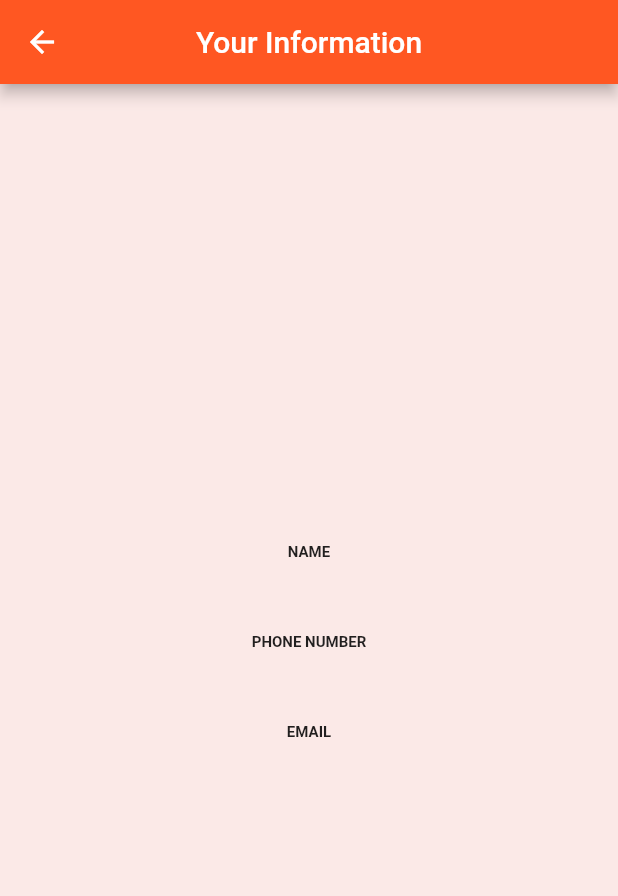
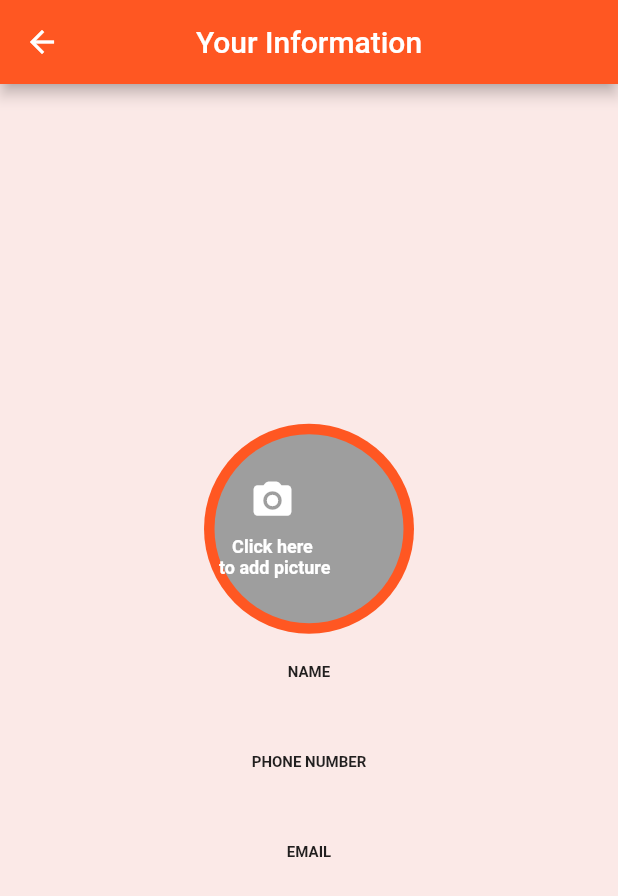
Before and after one commit to jnicdr/HNGi8--assignment, a Flutter app: the informationpage screen opened directly with empty values, on a phone screen of 412 x 824 dp. Shown: the top 896 px of the screen. Run offline on Flutter 3.47's test engine with Material 2 defaults, Android fonts, the phone set to English and light mode, and no system bars; our stand-ins replace image_cropper, image_picker, intl_phone_field.

Commit message:
first commit

```diff
--- a/lib/informationpage.dart
+++ b/lib/informationpage.dart
@@ -1,51 +1,151 @@
+import 'dart:io';
+
 import 'package:flutter/material.dart';
+import 'package:image_picker/image_picker.dart';
 
-class informationpage extends StatelessWidget {
-
+class informationpage extends StatefulWidget {
   String name, phonenumber, email;
 
-  informationpage({required this.name, required this.phonenumber, required this.email});
 
+  informationpage({
+    required this.name,
+    required this.phonenumber,
+    required this.email,
+  });
+
+  @override
+  State<informationpage> createState() => _informationpageState();
+}
+
+class _informationpageState extends State<informationpage> {
+  String imagePath = "";
+
+  final picker = ImagePicker();
 
   @override
   Widget build(BuildContext context) {
-    return Scaffold( backgroundColor: Colors.deepOrange[50],
-      appBar: AppBar( backgroundColor: Colors.deepOrange,
+    return Scaffold(
+      backgroundColor: Colors.deepOrange[50],
+      appBar: AppBar(
+        backgroundColor: Colors.deepOrange,
         title: const Text('Your Information'),
         centerTitle: true,
       ),
       body: Center(
-      child: Column( mainAxisAlignment: MainAxisAlignment.center,
+        child: Column(
+          mainAxisAlignment: MainAxisAlignment.center,
           children: [
-          Text('NAME', style: TextStyle(fontSize: 10, fontWeight: FontWeight.bold),),
-          Text('$name', style: TextStyle(fontSize: 20, fontWeight: FontWeight.bold),),
-          SizedBox(height: 10,),
+            Stack(
+              children: [
+                Stack(
+                  children: [
+                    CircleAvatar(
+                      radius: 70,
+                      backgroundColor: Colors.deepOrange,
+                      child: CircleAvatar(
+                          radius: 63,
+                          backgroundColor: Colors.grey,
+
+                          child: Stack(
+
+                            children: [
                               Padding(
-            padding: const EdgeInsets.only(top: 15),
+                                padding: const EdgeInsets.only(top: 20),
                                 child: Column(
                                   children: [
-                Text('PHONE NUMBER',style: TextStyle(fontSize: 10, fontWeight: FontWeight.bold),),
-                Text('$phonenumber',style: TextStyle(fontSize: 20, fontWeight: FontWeight.bold),),
-              ],
+                                    Ink(
+                                      decoration: ShapeDecoration(
+                                          shape: CircleBorder(),
+                                          color: Colors.deepOrange),
+                                      child: IconButton(
+                                          onPressed: () async {
+                                            final pickedFile = await picker.pickImage(source: ImageSource.gallery);
+                                            if (pickedFile != null){
+                                              setState((){
+                                                imagePath = pickedFile.path;
+                                              });
+                                            }
+                                          },
+                                          icon: Icon(Icons.camera_alt_rounded, size: 30,
+                                              color: Colors.white)),
                                     ),
 
-          ),
 
-          SizedBox(height: 10,),
-          Padding(
-            padding: const EdgeInsets.only(top: 15),
-            child: Column(
-              children: [
-                Text('EMAIL',style: TextStyle(fontSize: 10, fontWeight: FontWeight.bold),),
-                Text('$email',style: TextStyle(fontSize: 20, fontWeight: FontWeight.bold),)
-              ],
-            ),
+                                    const Text(
+                                      'Click here \n to add picture',
+                                      textAlign: TextAlign.center,
+                                      style: TextStyle(
+                                          color: Colors.white,
+                                          fontWeight: FontWeight.bold, fontSize: 12),
                                     ),
 
                                   ],
                                 ),
                               ),
+                              imagePath != ""
+                                  ? CircleAvatar( radius: 70,
+                                child: Image.file(File(imagePath)),)
+                                  : Container(),
+                            ],
+                          )),
+                    ),
+
+                  ],
+                ),
+
+              ],
+            ),
+
+            SizedBox(height: 20),
+            const Text(
+              'NAME',
+              style: TextStyle(fontSize: 10, fontWeight: FontWeight.bold),
+            ),
+            Text(
+              '${widget.name}',
+              style: TextStyle(fontSize: 20, fontWeight: FontWeight.bold),
+            ),
+            SizedBox(
+              height: 10,
+            ),
+            Padding(
+              padding: const EdgeInsets.only(top: 15),
+              child: Column(
+                children: [
+                  Text(
+                    'PHONE NUMBER',
+                    style: TextStyle(fontSize: 10, fontWeight: FontWeight.bold),
+                  ),
+                  Text(
+                    '${widget.phonenumber}',
+                    style: TextStyle(fontSize: 20, fontWeight: FontWeight.bold),
+                  ),
+                ],
+              ),
+            ),
+            SizedBox(
+              height: 10,
+            ),
+            Padding(
+              padding: const EdgeInsets.only(top: 15),
+              child: Column(
+                children: [
+                  Text(
+                    'EMAIL',
+                    style: TextStyle(fontSize: 10, fontWeight: FontWeight.bold),
+                  ),
+                  Text(
+                    '${widget.email}',
+                    style: TextStyle(fontSize: 20, fontWeight: FontWeight.bold),
+                  )
+
+
+                ],
+              ),
+            ),
+          ],
+        ),
+      ),
     );
-
   }
 }
--- a/pubspec.yaml
+++ b/pubspec.yaml
@@ -31,9 +31,13 @@ dependencies:
     sdk: flutter
 
 
+
   # The following adds the Cupertino Icons font to your application.
   # Use with the CupertinoIcons class for iOS style icons.
   cupertino_icons: ^1.0.2
+  intl_phone_field: ^2.0.1
+  image_picker: ^0.8.3+2
+  image_cropper: ^1.4.1
 
 dev_dependencies:
   flutter_test:
```
Also changed, not shown: lib/main.dart (+39 -15 lines), pubspec.lock, 1 other file. Lines whose indentation alone changed are shown as unchanged.
